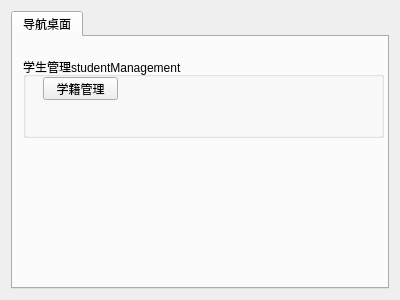
The window that edumanagementsystem.ui (LittleYuanyuan1995/EDUManagementSystem) describes before a commit, drawn with Qt 5.
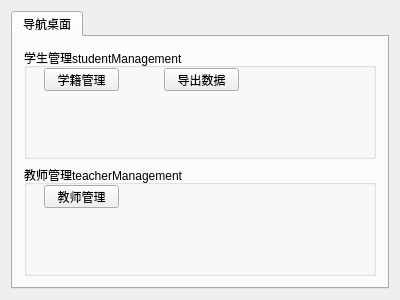
The same window after the commit.

Patch:
```diff
--- a/edumanagementsystem.ui
+++ b/edumanagementsystem.ui
@@ -23,15 +23,9 @@
       <attribute name="title">
        <string>导航桌面</string>
       </attribute>
+      <layout class="QGridLayout" name="gridLayout_2">
+       <item row="0" column="0">
       <widget class="QGroupBox" name="groupBox">
-       <property name="geometry">
-        <rect>
-         <x>10</x>
-         <y>20</y>
-         <width>361</width>
-         <height>81</height>
-        </rect>
-       </property>
        <property name="title">
         <string>学生管理studentManagement</string>
        </property>
@@ -48,7 +42,42 @@
          <string>学籍管理</string>
         </property>
        </widget>
-      </widget>
+         <widget class="QPushButton" name="pb_studataoutput">
+          <property name="geometry">
+           <rect>
+            <x>140</x>
+            <y>20</y>
+            <width>75</width>
+            <height>23</height>
+           </rect>
+          </property>
+          <property name="text">
+           <string>导出数据</string>
+          </property>
+         </widget>
+        </widget>
+       </item>
+       <item row="1" column="0">
+        <widget class="QGroupBox" name="groupBox_2">
+         <property name="title">
+          <string>教师管理teacherManagement</string>
+         </property>
+         <widget class="QPushButton" name="pushButton_2">
+          <property name="geometry">
+           <rect>
+            <x>20</x>
+            <y>20</y>
+            <width>75</width>
+            <height>23</height>
+           </rect>
+          </property>
+          <property name="text">
+           <string>教师管理</string>
+          </property>
+         </widget>
+        </widget>
+       </item>
+      </layout>
      </widget>
     </widget>
    </item>
```
Left out of the diff: 2 changed lines with no effect on the pictures. Lines whose indentation alone changed are shown as unchanged.
